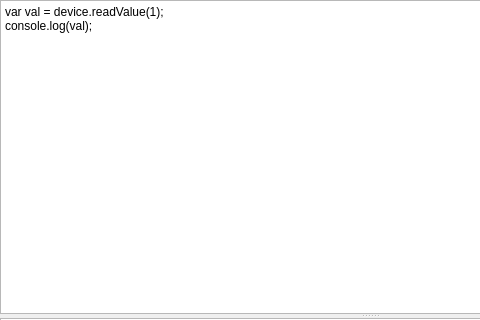
This is omodsim/controls/scriptcontrol.ui in sanny32/OpenModSim as Qt 5 draws it before an edit; both pictures show x 0 to 480 and y 0 to 320 of the 739 by 423 pixel window. The edited form follows.
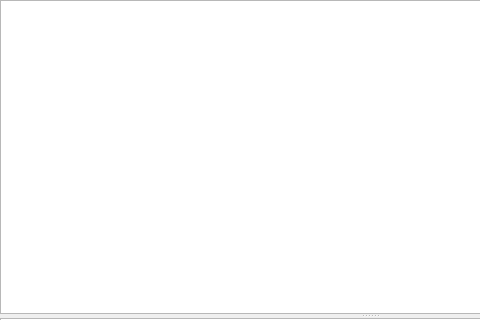
This is the edited form. Custom widgets are drawn as their Qt base class.

Diff of the .ui file:
```diff
--- a/omodsim/controls/scriptcontrol.ui
+++ b/omodsim/controls/scriptcontrol.ui
@@ -35,10 +35,6 @@
         <verstretch>3</verstretch>
        </sizepolicy>
       </property>
-      <property name="plainText">
-       <string notr="true">var val = device.readValue(1);
-console.log(val);</string>
-      </property>
      </widget>
      <widget class="Console" name="console">
       <property name="sizePolicy">
```
